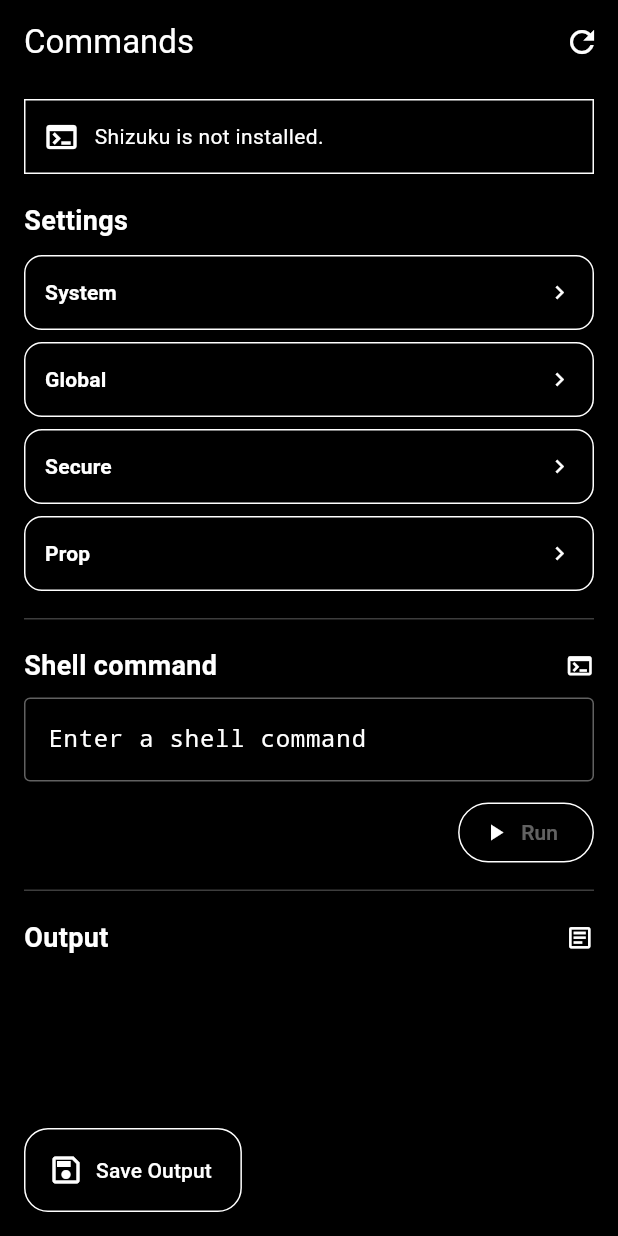
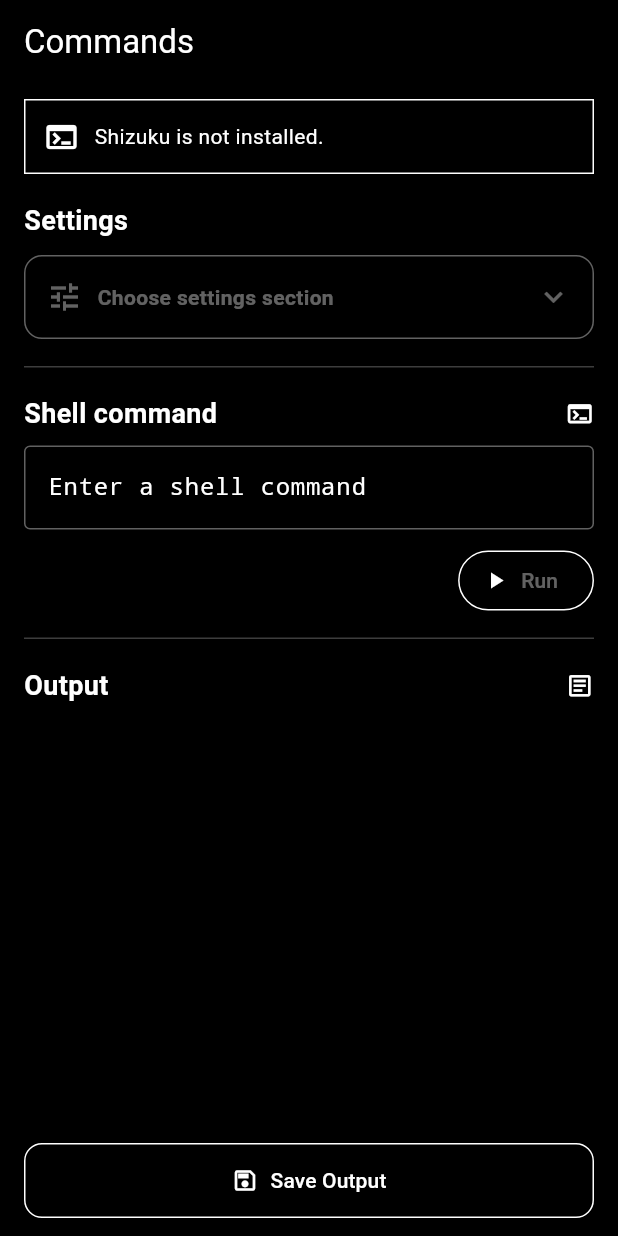
Before and after one commit to TomasThrawat/Commands, a Flutter app: the screen it shows after launch, on a phone screen of 412 x 824 dp. Run offline on Flutter 3.47's test engine with Material 3 defaults, Android fonts, the phone set to English and light mode, and no system bars.

Commit message:
chore: materialize Flutter project [skip ci]

```diff
--- a/apk-list.txt
+++ b/apk-list.txt
@@ -12,7 +12,7 @@ Archive:  build/app/outputs/flutter-apk/app-release.apk
        82  1981-01-01 01:01   assets/flutter_assets/FontManifest.json
     97988  1981-01-01 01:01   assets/flutter_assets/NOTICES.Z
        45  1981-01-01 01:01   assets/flutter_assets/NativeAssetsManifest.json
-     2800  1981-01-01 01:01   assets/flutter_assets/fonts/MaterialIcons-Regular.otf
+     2816  1981-01-01 01:01   assets/flutter_assets/fonts/MaterialIcons-Regular.otf
     21856  1981-01-01 01:01   assets/flutter_assets/shaders/ink_sparkle.frag
     17616  1981-01-01 01:01   assets/flutter_assets/shaders/stretch_effect.frag
      1738  1981-01-01 01:01   DebugProbesKt.bin
@@ -63,4 +63,4 @@ Archive:  build/app/outputs/flutter-apk/app-release.apk
       341  1981-01-01 01:01   res/yn.png
      7148  1981-01-01 01:01   resources.arsc
 ---------                     -------
- 17464929                     61 files
+ 17464945                     61 files
--- a/release-package/apk-list.txt
+++ b/release-package/apk-list.txt
@@ -12,7 +12,7 @@ Archive:  build/app/outputs/flutter-apk/app-release.apk
        82  1981-01-01 01:01   assets/flutter_assets/FontManifest.json
     97988  1981-01-01 01:01   assets/flutter_assets/NOTICES.Z
        45  1981-01-01 01:01   assets/flutter_assets/NativeAssetsManifest.json
-     2800  1981-01-01 01:01   assets/flutter_assets/fonts/MaterialIcons-Regular.otf
+     2816  1981-01-01 01:01   assets/flutter_assets/fonts/MaterialIcons-Regular.otf
     21856  1981-01-01 01:01   assets/flutter_assets/shaders/ink_sparkle.frag
     17616  1981-01-01 01:01   assets/flutter_assets/shaders/stretch_effect.frag
      1738  1981-01-01 01:01   DebugProbesKt.bin
@@ -63,4 +63,4 @@ Archive:  build/app/outputs/flutter-apk/app-release.apk
       341  1981-01-01 01:01   res/yn.png
      7148  1981-01-01 01:01   resources.arsc
 ---------                     -------
- 17464929                     61 files
+ 17464945                     61 files
--- a/release-package/lib/main.dart
+++ b/release-package/lib/main.dart
@@ -268,36 +268,6 @@ class _CommandsPageState extends State<CommandsPage> {
     );
   }
 
-  Widget _sectionButton(_SettingsSection section) {
-    return OutlinedButton(
-      onPressed: authorized ? () => _openSettingsSection(section) : null,
-      style: OutlinedButton.styleFrom(
-        foregroundColor: Colors.white,
-        disabledForegroundColor: Colors.white38,
-        side: const BorderSide(color: Colors.white),
-        padding: const EdgeInsets.symmetric(vertical: 15, horizontal: 14),
-        alignment: Alignment.centerLeft,
-        shape: RoundedRectangleBorder(
-          borderRadius: BorderRadius.circular(12),
-        ),
-      ),
-      child: Row(
-        children: [
-          Expanded(
-            child: Text(
-              section.title,
-              style: const TextStyle(
-                color: Colors.white,
-                fontWeight: FontWeight.w700,
-              ),
-            ),
-          ),
-          const Icon(Icons.chevron_right, color: Colors.white),
-        ],
-      ),
-    );
-  }
-
   Future<void> saveOutput() async {
     try {
       final raw = await channel.invokeMethod<Map<dynamic, dynamic>>(
@@ -333,29 +303,40 @@ class _CommandsPageState extends State<CommandsPage> {
     return Scaffold(
       appBar: AppBar(
         title: const Text('Commands'),
-        actions: [
-          IconButton(
-            onPressed: refreshStatus,
-            tooltip: 'Refresh',
-            icon: const Icon(Icons.refresh, color: Colors.white),
       ),
-        ],
+      bottomNavigationBar: SafeArea(
+        top: false,
+        child: Padding(
+          padding: const EdgeInsets.fromLTRB(16, 8, 16, 12),
+          child: SizedBox(
+            width: double.infinity,
+            child: OutlinedButton.icon(
+              onPressed: saveOutput,
+              style: OutlinedButton.styleFrom(
+                foregroundColor: Colors.white,
+                side: const BorderSide(color: Colors.white),
+                padding: const EdgeInsets.symmetric(
+                  vertical: 15,
+                  horizontal: 16,
                 ),
-      floatingActionButtonLocation: FloatingActionButtonLocation.startFloat,
-      floatingActionButton: FloatingActionButton.extended(
-        onPressed: saveOutput,
-        backgroundColor: Colors.black,
-        foregroundColor: Colors.white,
                 shape: RoundedRectangleBorder(
-          side: const BorderSide(color: Colors.white),
-          borderRadius: BorderRadius.circular(16),
+                  borderRadius: BorderRadius.circular(12),
+                ),
               ),
               icon: const Icon(Icons.save_outlined),
               label: const Text('Save Output'),
             ),
+          ),
+        ),
+      ),
       body: SafeArea(
+        child: RefreshIndicator(
+          onRefresh: refreshStatus,
+          color: Colors.white,
+          backgroundColor: Colors.black,
           child: SingleChildScrollView(
-          padding: const EdgeInsets.fromLTRB(16, 10, 16, 110),
+            physics: const AlwaysScrollableScrollPhysics(),
+            padding: const EdgeInsets.fromLTRB(16, 10, 16, 20),
             child: Column(
               crossAxisAlignment: CrossAxisAlignment.stretch,
               children: [
@@ -411,13 +392,57 @@ class _CommandsPageState extends State<CommandsPage> {
                   ],
                 ),
                 const SizedBox(height: 10),
-              _sectionButton(_SettingsSection.system),
-              const SizedBox(height: 8),
-              _sectionButton(_SettingsSection.global),
-              const SizedBox(height: 8),
-              _sectionButton(_SettingsSection.secure),
-              const SizedBox(height: 8),
-              _sectionButton(_SettingsSection.prop),
+                PopupMenuButton<_SettingsSection>(
+                  tooltip: 'Choose settings section',
+                  onSelected: _openSettingsSection,
+                  color: Colors.black,
+                  itemBuilder: (context) => _SettingsSection.values
+                      .map(
+                        (section) => PopupMenuItem<_SettingsSection>(
+                          value: section,
+                          enabled: authorized,
+                          child: Text(
+                            section.title,
+                            style: const TextStyle(color: Colors.white),
+                          ),
+                        ),
+                      )
+                      .toList(),
+                  child: Container(
+                    padding: const EdgeInsets.symmetric(
+                      vertical: 15,
+                      horizontal: 14,
+                    ),
+                    decoration: BoxDecoration(
+                      border: Border.all(
+                        color: authorized ? Colors.white : Colors.white38,
+                      ),
+                      borderRadius: BorderRadius.circular(12),
+                    ),
+                    child: Row(
+                      children: [
+                        Icon(
+                          Icons.tune,
+                          color: authorized ? Colors.white : Colors.white38,
+                        ),
+                        const SizedBox(width: 10),
+                        Expanded(
+                          child: Text(
+                            'Choose settings section',
+                            style: TextStyle(
+                              color: authorized ? Colors.white : Colors.white38,
+                              fontWeight: FontWeight.w700,
+                            ),
+                          ),
+                        ),
+                        Icon(
+                          Icons.expand_more,
+                          color: authorized ? Colors.white : Colors.white38,
+                        ),
+                      ],
+                    ),
+                  ),
+                ),
                 const SizedBox(height: 18),
                 const Divider(color: Colors.white24, height: 1),
                 const SizedBox(height: 18),
@@ -528,6 +553,7 @@ class _CommandsPageState extends State<CommandsPage> {
                   ),
                 ),
               ],
+            ),
           ),
         ),
       ),
@@ -837,11 +863,6 @@ class _SectionDialogState extends State<_SectionDialog> {
                     icon: const Icon(Icons.search, color: Colors.white),
                   ),
                   IconButton(
-                    onPressed: loading ? null : _reload,
-                    tooltip: 'Refresh',
-                    icon: const Icon(Icons.refresh, color: Colors.white),
-                  ),
-                  IconButton(
                     onPressed: () => Navigator.of(context).pop(),
                     tooltip: 'Close',
                     icon: const Icon(Icons.close, color: Colors.white),
@@ -876,22 +897,47 @@ class _SectionDialogState extends State<_SectionDialog> {
                 ),
               ),
             Expanded(
+              child: RefreshIndicator(
+                onRefresh: _reload,
+                color: Colors.white,
+                backgroundColor: Colors.black,
                 child: loading
-                  ? const Center(
-                      child: CircularProgressIndicator(color: Colors.white),
+                    ? ListView(
+                        physics: const AlwaysScrollableScrollPhysics(),
+                        children: const [
+                          SizedBox(
+                            height: 320,
+                            child: Center(
+                              child: CircularProgressIndicator(
+                                color: Colors.white,
+                              ),
+                            ),
+                          ),
+                        ],
                       )
                     : error != null
-                      ? Center(
+                        ? ListView(
+                            physics: const AlwaysScrollableScrollPhysics(),
+                            children: [
+                              SizedBox(
+                                height: 320,
+                                child: Center(
                                   child: Padding(
                                     padding: const EdgeInsets.all(24),
                                     child: Text(
                                       error!,
                                       textAlign: TextAlign.center,
-                              style: const TextStyle(color: Colors.white),
+                                      style: const TextStyle(
+                                        color: Colors.white,
                                       ),
                                     ),
+                                  ),
+                                ),
+                              ),
+                            ],
                           )
                         : ListView.separated(
+                            physics: const AlwaysScrollableScrollPhysics(),
                             padding: const EdgeInsets.fromLTRB(12, 8, 12, 20),
                             itemCount: visibleEntries.length,
                             separatorBuilder: (_, __) => const Divider(
@@ -968,6 +1014,7 @@ class _SectionDialogState extends State<_SectionDialog> {
                             },
                           ),
               ),
+            ),
           ],
         ),
       ),
--- a/release-package/tool/project_overlay/lib/main.dart
+++ b/release-package/tool/project_overlay/lib/main.dart
@@ -268,36 +268,6 @@ class _CommandsPageState extends State<CommandsPage> {
     );
   }
 
-  Widget _sectionButton(_SettingsSection section) {
-    return OutlinedButton(
-      onPressed: authorized ? () => _openSettingsSection(section) : null,
-      style: OutlinedButton.styleFrom(
-        foregroundColor: Colors.white,
-        disabledForegroundColor: Colors.white38,
-        side: const BorderSide(color: Colors.white),
-        padding: const EdgeInsets.symmetric(vertical: 15, horizontal: 14),
-        alignment: Alignment.centerLeft,
-        shape: RoundedRectangleBorder(
-          borderRadius: BorderRadius.circular(12),
-        ),
-      ),
-      child: Row(
-        children: [
-          Expanded(
-            child: Text(
-              section.title,
-              style: const TextStyle(
-                color: Colors.white,
-                fontWeight: FontWeight.w700,
-              ),
-            ),
-          ),
-          const Icon(Icons.chevron_right, color: Colors.white),
-        ],
-      ),
-    );
-  }
-
   Future<void> saveOutput() async {
     try {
       final raw = await channel.invokeMethod<Map<dynamic, dynamic>>(
@@ -333,29 +303,40 @@ class _CommandsPageState extends State<CommandsPage> {
     return Scaffold(
       appBar: AppBar(
         title: const Text('Commands'),
-        actions: [
-          IconButton(
-            onPressed: refreshStatus,
-            tooltip: 'Refresh',
-            icon: const Icon(Icons.refresh, color: Colors.white),
       ),
-        ],
+      bottomNavigationBar: SafeArea(
+        top: false,
+        child: Padding(
+          padding: const EdgeInsets.fromLTRB(16, 8, 16, 12),
+          child: SizedBox(
+            width: double.infinity,
+            child: OutlinedButton.icon(
+              onPressed: saveOutput,
+              style: OutlinedButton.styleFrom(
+                foregroundColor: Colors.white,
+                side: const BorderSide(color: Colors.white),
+                padding: const EdgeInsets.symmetric(
+                  vertical: 15,
+                  horizontal: 16,
                 ),
-      floatingActionButtonLocation: FloatingActionButtonLocation.startFloat,
-      floatingActionButton: FloatingActionButton.extended(
-        onPressed: saveOutput,
-        backgroundColor: Colors.black,
-        foregroundColor: Colors.white,
                 shape: RoundedRectangleBorder(
-          side: const BorderSide(color: Colors.white),
-          borderRadius: BorderRadius.circular(16),
+                  borderRadius: BorderRadius.circular(12),
+                ),
               ),
               icon: const Icon(Icons.save_outlined),
               label: const Text('Save Output'),
             ),
+          ),
+        ),
+      ),
       body: SafeArea(
+        child: RefreshIndicator(
+          onRefresh: refreshStatus,
+          color: Colors.white,
+          backgroundColor: Colors.black,
           child: SingleChildScrollView(
-          padding: const EdgeInsets.fromLTRB(16, 10, 16, 110),
+            physics: const AlwaysScrollableScrollPhysics(),
+            padding: const EdgeInsets.fromLTRB(16, 10, 16, 20),
             child: Column(
               crossAxisAlignment: CrossAxisAlignment.stretch,
               children: [
@@ -411,13 +392,57 @@ class _CommandsPageState extends State<CommandsPage> {
                   ],
                 ),
                 const SizedBox(height: 10),
-              _sectionButton(_SettingsSection.system),
-              const SizedBox(height: 8),
-              _sectionButton(_SettingsSection.global),
-              const SizedBox(height: 8),
-              _sectionButton(_SettingsSection.secure),
-              const SizedBox(height: 8),
-              _sectionButton(_SettingsSection.prop),
+                PopupMenuButton<_SettingsSection>(
+                  tooltip: 'Choose settings section',
+                  onSelected: _openSettingsSection,
+                  color: Colors.black,
+                  itemBuilder: (context) => _SettingsSection.values
+                      .map(
+                        (section) => PopupMenuItem<_SettingsSection>(
+                          value: section,
+                          enabled: authorized,
+                          child: Text(
+                            section.title,
+                            style: const TextStyle(color: Colors.white),
+                          ),
+                        ),
+                      )
+                      .toList(),
+                  child: Container(
+                    padding: const EdgeInsets.symmetric(
+                      vertical: 15,
+                      horizontal: 14,
+                    ),
+                    decoration: BoxDecoration(
+                      border: Border.all(
+                        color: authorized ? Colors.white : Colors.white38,
+                      ),
+                      borderRadius: BorderRadius.circular(12),
+                    ),
+                    child: Row(
+                      children: [
+                        Icon(
+                          Icons.tune,
+                          color: authorized ? Colors.white : Colors.white38,
+                        ),
+                        const SizedBox(width: 10),
+                        Expanded(
+                          child: Text(
+                            'Choose settings section',
+                            style: TextStyle(
+                              color: authorized ? Colors.white : Colors.white38,
+                              fontWeight: FontWeight.w700,
+                            ),
+                          ),
+                        ),
+                        Icon(
+                          Icons.expand_more,
+                          color: authorized ? Colors.white : Colors.white38,
+                        ),
+                      ],
+                    ),
+                  ),
+                ),
                 const SizedBox(height: 18),
                 const Divider(color: Colors.white24, height: 1),
                 const SizedBox(height: 18),
@@ -528,6 +553,7 @@ class _CommandsPageState extends State<CommandsPage> {
                   ),
                 ),
               ],
+            ),
           ),
         ),
       ),
@@ -837,11 +863,6 @@ class _SectionDialogState extends State<_SectionDialog> {
                     icon: const Icon(Icons.search, color: Colors.white),
                   ),
                   IconButton(
-                    onPressed: loading ? null : _reload,
-                    tooltip: 'Refresh',
-                    icon: const Icon(Icons.refresh, color: Colors.white),
-                  ),
-                  IconButton(
                     onPressed: () => Navigator.of(context).pop(),
                     tooltip: 'Close',
                     icon: const Icon(Icons.close, color: Colors.white),
@@ -876,22 +897,47 @@ class _SectionDialogState extends State<_SectionDialog> {
                 ),
               ),
             Expanded(
+              child: RefreshIndicator(
+                onRefresh: _reload,
+                color: Colors.white,
+                backgroundColor: Colors.black,
                 child: loading
-                  ? const Center(
-                      child: CircularProgressIndicator(color: Colors.white),
+                    ? ListView(
+                        physics: const AlwaysScrollableScrollPhysics(),
+                        children: const [
+                          SizedBox(
+                            height: 320,
+                            child: Center(
+                              child: CircularProgressIndicator(
+                                color: Colors.white,
+                              ),
+                            ),
+                          ),
+                        ],
                       )
                     : error != null
-                      ? Center(
+                        ? ListView(
+                            physics: const AlwaysScrollableScrollPhysics(),
+                            children: [
+                              SizedBox(
+                                height: 320,
+                                child: Center(
                                   child: Padding(
                                     padding: const EdgeInsets.all(24),
                                     child: Text(
                                       error!,
                                       textAlign: TextAlign.center,
-                              style: const TextStyle(color: Colors.white),
+                                      style: const TextStyle(
+                                        color: Colors.white,
                                       ),
                                     ),
+                                  ),
+                                ),
+                              ),
+                            ],
                           )
                         : ListView.separated(
+                            physics: const AlwaysScrollableScrollPhysics(),
                             padding: const EdgeInsets.fromLTRB(12, 8, 12, 20),
                             itemCount: visibleEntries.length,
                             separatorBuilder: (_, __) => const Divider(
@@ -968,6 +1014,7 @@ class _SectionDialogState extends State<_SectionDialog> {
                             },
                           ),
               ),
+            ),
           ],
         ),
       ),
```
Also changed, not shown: 6 other files. Lines whose indentation alone changed are shown as unchanged.
